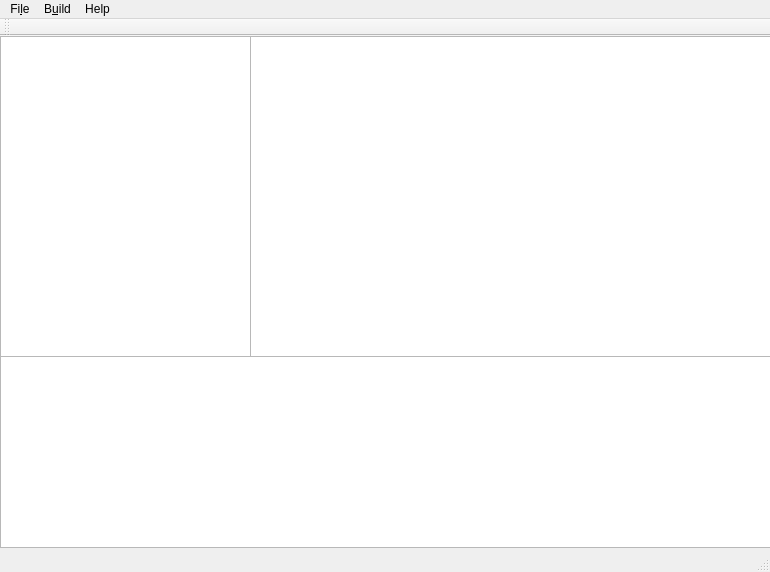
Old version of the form Saber-Plus/mainwindow.ui in the repository demensdeum/Saber-Plus.
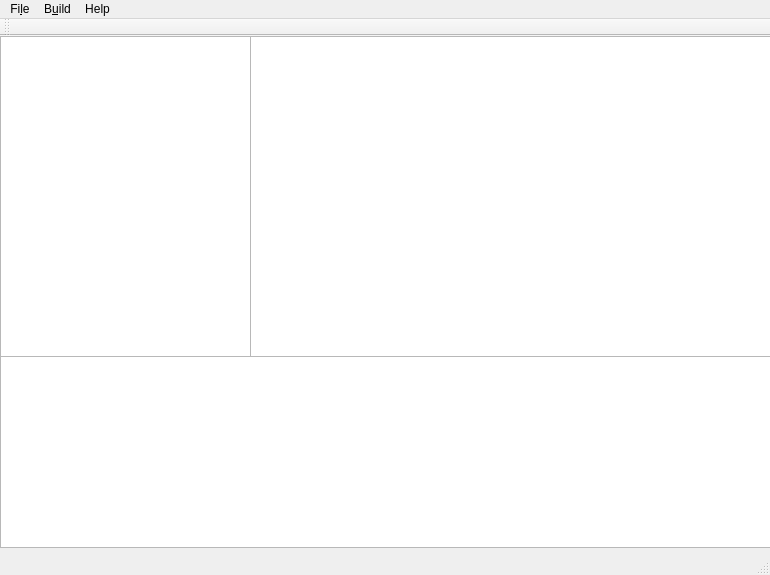
New version of the form.

```diff
--- a/Saber-Plus/mainwindow.ui
+++ b/Saber-Plus/mainwindow.ui
@@ -7,7 +7,7 @@
     <x>0</x>
     <y>0</y>
     <width>770</width>
-    <height>572</height>
+    <height>575</height>
    </rect>
   </property>
   <property name="windowTitle">
```
Left out of the diff: 18 changed lines with no effect on the pictures.
